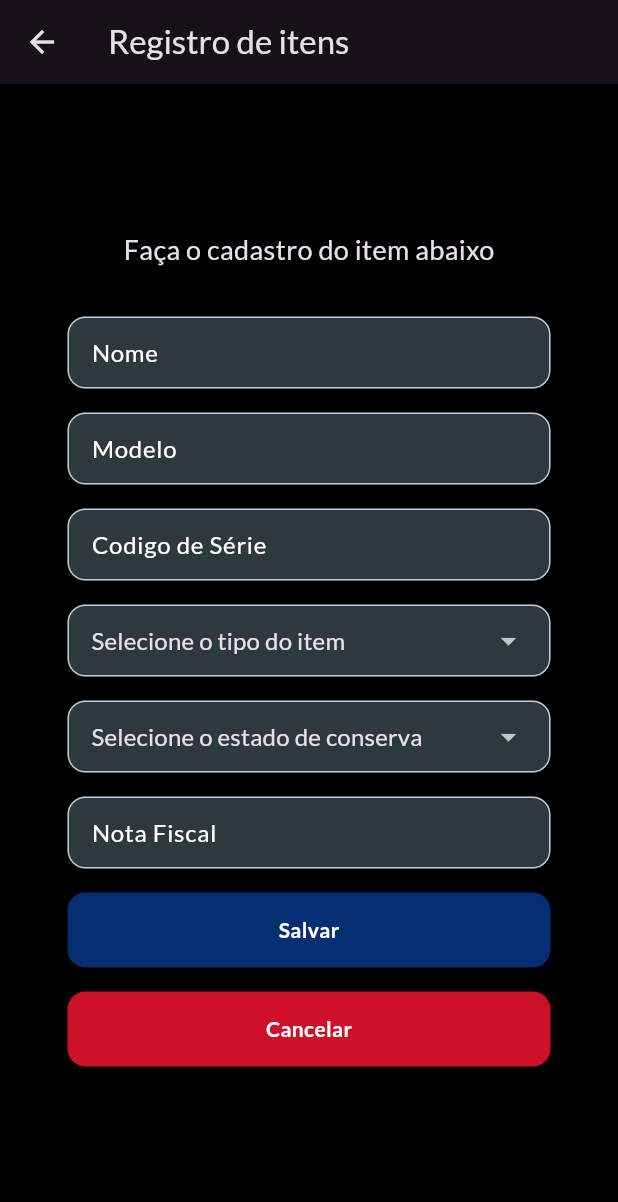
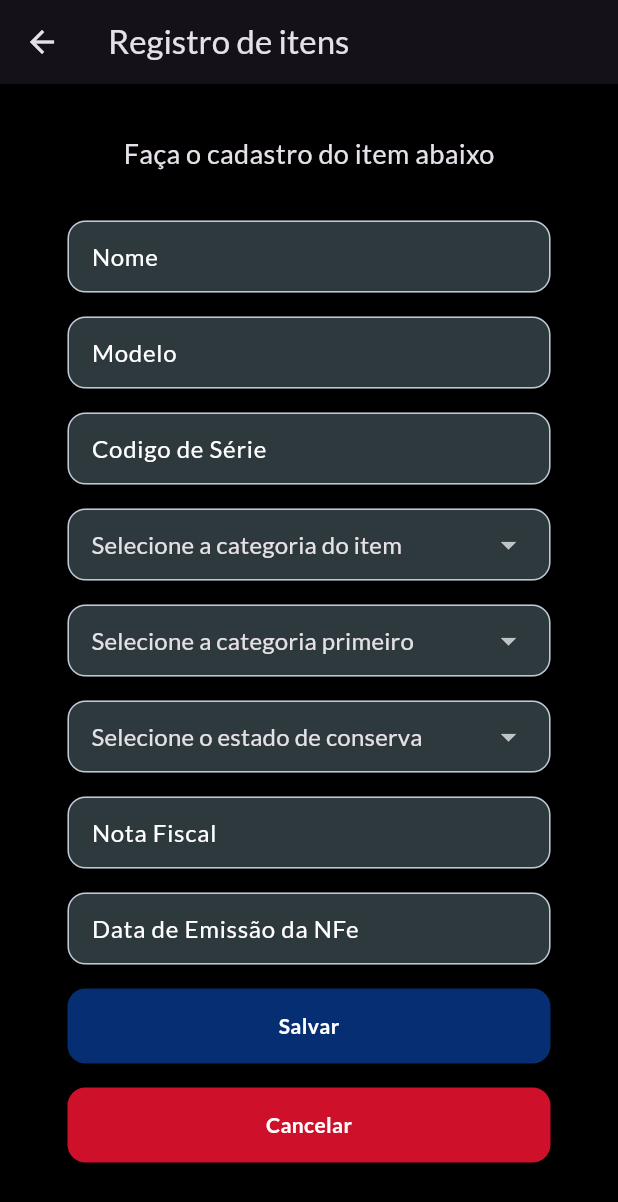
Before and after one commit to israeliarb/property_app, a Flutter app: the screen it shows once a user with an empty profile is signed in, after a tap on "Item", on a phone screen of 412 x 824 dp. Shown: the top 1202 px of the screen. Run offline on Flutter 3.47's test engine with Material 2 defaults, Android fonts, the phone set to English and light mode, and no system bars; our stand-ins replace cloud_firestore, firebase_auth, firebase_core, firebase_storage, google_fonts; accounts and stored records are empty; network calls fail.

Commit message:
feat: adjust item register page

```diff
--- a/lib/models/item_model.dart
+++ b/lib/models/item_model.dart
@@ -3,11 +3,13 @@ class ItemModel {
   final String name;
   final String model;
   final String serial;
+  final String category;
   final String type;
   final String conservation;
   final String nfe;
+  final String nfeDate;
   final String responsibleId;
-  final String responsibleName;
+  String responsibleName;
   final String createdAt;
   final String updatedAt;
   final bool active;
@@ -17,9 +19,11 @@ class ItemModel {
     required this.name,
     required this.model,
     required this.serial,
+    required this.category,
     required this.type,
     required this.conservation,
     required this.nfe,
+    required this.nfeDate,
     required this.responsibleId,
     required this.responsibleName,
     required this.createdAt,
--- a/lib/screens/home_page.dart
+++ b/lib/screens/home_page.dart
@@ -44,7 +44,7 @@ class _HomePageState extends State<HomePage> {
             onPressed: () {
               Navigator.push(
                 context,
-                MaterialPageRoute(builder: (context) => UserRegisterPage()),
+                MaterialPageRoute(builder: (context) => const UserRegisterPage()),
               );
             },
             color: CustomColor.customBlue,
@@ -54,7 +54,7 @@ class _HomePageState extends State<HomePage> {
             onPressed: () {
               Navigator.push(
                 context,
-                MaterialPageRoute(builder: (context) => ItemRegisterPage()),
+                MaterialPageRoute(builder: (context) => const ItemRegisterPage()),
               );
             },
             color: CustomColor.customBlue,
@@ -64,7 +64,7 @@ class _HomePageState extends State<HomePage> {
             onPressed: () {
               Navigator.push(
                 context,
-                MaterialPageRoute(builder: (context) => ItemListPage()),
+                MaterialPageRoute(builder: (context) => const ItemListPage()),
               );
             },
             color: CustomColor.customBlue,
--- a/lib/screens/item_register_page.dart
+++ b/lib/screens/item_register_page.dart
@@ -9,24 +9,28 @@ import 'package:property_app/controllers/item_controller.dart';
 import 'package:intl/intl.dart';
 
 class ItemRegisterPage extends StatefulWidget {
+  const ItemRegisterPage({super.key});
+
   @override
   State<ItemRegisterPage> createState() => _ItemRegisterPageState();
 }
 
 class _ItemRegisterPageState extends State<ItemRegisterPage> {
   //Text controllers
-  String _itemId = ' ';
+  final String _itemId = ' ';
   final _nameController = TextEditingController();
   final _modelController = TextEditingController();
   final _serialController = TextEditingController();
+  final _categoryController = TextEditingController();
   final _typeController = TextEditingController();
   final _conservationController = TextEditingController();
   final _nfeController = TextEditingController();
-  String _responsibleId = ' ';
-  String _responsibleName = ' Sem responsável ';
-  String _createdAt = ' ';
-  String _updatedAt = ' ';
-  bool _active = true;
+  final _nfeDateController = TextEditingController();
+  final String _responsibleId = ' ';
+  final String _responsibleName = ' Sem responsável ';
+  final String _createdAt = ' ';
+  final String _updatedAt = ' ';
+  final bool _active = true;
 
   bool showErrorMessage = false;
 
@@ -35,17 +39,63 @@ class _ItemRegisterPageState extends State<ItemRegisterPage> {
     _nameController.dispose();
     _modelController.dispose();
     _serialController.dispose();
+    _categoryController.dispose();
+    _conservationController.dispose();
     _typeController.dispose();
-    _conservationController.dispose();
+    _nfeController.dispose();
+    _nfeDateController.dispose();
     super.dispose();
   }
+
+  final Map<String, List<String>> categoryToTypes = {
+    'Móveis e utensílios': [
+      'Armário',
+      'Baias',
+      'Cadeira',
+      'Balcão',
+      'Hack',
+      'Mesa',
+      'Microondas',
+      'Móveis Planejados',
+      'Móvel Bar',
+      'Sofás',
+      'Ar Condicionado'
+    ],
+    'Equipamentos de informática': [
+      'Monitor',
+      'Cpu',
+      'Celular',
+      'Tablet',
+      'Nobreak',
+      'Estabilizador',
+      'Impressora',
+      'Notebook',
+      'Macbook',
+      'Televisão',
+      'Retoprojetor',
+      'NETTOP',
+      'Microcomputador',
+      'Mini projetor',
+      'Controlador de Acesso Biométrico',
+      'Leitor Laser'
+    ],
+    'Bens de pequeno valor': [
+      'Mouse',
+      'Teclado',
+      'Headset',
+      'Fones de ouvido',
+      'Cabos',
+      'Fonte de alimentação'
+    ],
+    'Veículos': ['Onix', 'Tracker'],
+  };
 
   @override
   Widget build(BuildContext context) {
     return Scaffold(
       backgroundColor: CustomColor.customBlack,
       appBar: AppBar(
-        title: Text('Registro de itens'),
+        title: const Text('Registro de itens'),
       ),
       body: SafeArea(
         child: Center(
@@ -159,7 +209,55 @@ class _ItemRegisterPageState extends State<ItemRegisterPage> {
 
               const SizedBox(height: SpacingSizes.md_16),
 
-              //Type Dropdown
+              // Category Dropdown
+              Padding(
+                padding:
+                    const EdgeInsets.symmetric(horizontal: CustomSizes.size_45),
+                child: InputDecorator(
+                  decoration: InputDecoration(
+                    filled: true,
+                    fillColor: CustomColor.customDarkGrey,
+                    contentPadding:
+                        const EdgeInsets.symmetric(horizontal: 12.0),
+                    enabledBorder: OutlineInputBorder(
+                      borderSide:
+                          const BorderSide(color: CustomColor.customLightGrey),
+                      borderRadius:
+                          BorderRadius.circular(CustomBorderRadius.md_12),
+                    ),
+                  ),
+                  child: DropdownButtonHideUnderline(
+                    child: DropdownButton<String?>(
+                      value: _categoryController.text.isNotEmpty
+                          ? _categoryController.text
+                          : null,
+                      onChanged: (newValue) {
+                        setState(() {
+                          _categoryController.text = newValue!;
+                          // Limpa o tipo atual ao mudar a categoria
+                          _typeController.text = '';
+                        });
+                      },
+                      items: [
+                        DropdownMenuItem<String>(
+                          value: null,
+                          child: Text('Selecione a categoria do item'),
+                        ),
+                        ...categoryToTypes.keys.map((category) {
+                          return DropdownMenuItem<String>(
+                            value: category,
+                            child: Text(category),
+                          );
+                        }).toList(),
+                      ],
+                    ),
+                  ),
+                ),
+              ),
+
+              const SizedBox(height: SpacingSizes.md_16),
+
+              // Type Dropdown
               Padding(
                 padding:
                     const EdgeInsets.symmetric(horizontal: CustomSizes.size_45),
@@ -186,18 +284,24 @@ class _ItemRegisterPageState extends State<ItemRegisterPage> {
                           _typeController.text = newValue!;
                         });
                       },
-                      items: [
+                      items: _categoryController.text.isNotEmpty
+                          ? [
                               DropdownMenuItem<String>(
                                 value: null,
                                 child: Text('Selecione o tipo do item'),
                               ),
+                              ...categoryToTypes[_categoryController.text]!
+                                  .map((type) {
+                                return DropdownMenuItem<String>(
+                                  value: type,
+                                  child: Text(type),
+                                );
+                              }).toList(),
+                            ]
+                          : [
                               DropdownMenuItem<String>(
-                          value: 'Computador',
-                          child: Text('Computador'),
-                        ),
-                        DropdownMenuItem<String>(
-                          value: 'Notebook',
-                          child: Text('Notebook'),
+                                value: null,
+                                child: Text('Selecione a categoria primeiro'),
                               ),
                             ],
                     ),
@@ -234,7 +338,7 @@ class _ItemRegisterPageState extends State<ItemRegisterPage> {
                           _conservationController.text = newValue!;
                         });
                       },
-                      items: [
+                      items: const [
                         DropdownMenuItem<String>(
                           value: null,
                           child: Text('Selecione o estado de conserva'),
@@ -291,6 +395,38 @@ class _ItemRegisterPageState extends State<ItemRegisterPage> {
 
               const SizedBox(height: SpacingSizes.md_16),
 
+              //NF-E Date TextField
+              Padding(
+                padding:
+                    const EdgeInsets.symmetric(horizontal: CustomSizes.size_45),
+                child: TextField(
+                  controller: _nfeDateController,
+                  style: const TextStyle(color: CustomColor.customWhite),
+                  decoration: InputDecoration(
+                    enabledBorder: OutlineInputBorder(
+                      borderSide:
+                          const BorderSide(color: CustomColor.customLightGrey),
+                      borderRadius:
+                          BorderRadius.circular(CustomBorderRadius.md_12),
+                    ),
+                    focusedBorder: OutlineInputBorder(
+                      borderSide:
+                          const BorderSide(color: CustomColor.customBlue),
+                      borderRadius:
+                          BorderRadius.circular(CustomBorderRadius.md_12),
+                    ),
+                    hintStyle: const TextStyle(color: CustomColor.customWhite),
+                    hintText: 'Data de Emissão da NFe',
+                    filled: true,
+                    fillColor: CustomColor.customDarkGrey,
+                    contentPadding: const EdgeInsets.symmetric(
+                        vertical: 10.0, horizontal: 12.0),
+                  ),
+                ),
+              ),
+
+              const SizedBox(height: SpacingSizes.md_16),
+
               //Save button
               Padding(
                 padding:
@@ -300,6 +436,7 @@ class _ItemRegisterPageState extends State<ItemRegisterPage> {
                     if ((_nameController.text.trim() != "") &&
                         (_modelController.text.trim() != "") &&
                         (_serialController.text.trim() != "") &&
+                        (_categoryController.text.trim() != "") &&
                         (_typeController.text.trim() != "") &&
                         (_conservationController.text.trim() != "") &&
                         (_nfeController.text.trim() != "")) {
@@ -311,9 +448,11 @@ class _ItemRegisterPageState extends State<ItemRegisterPage> {
                         _nameController.text.trim(),
                         _modelController.text.trim(),
                         _serialController.text.trim(),
+                        _categoryController.text.trim(),
                         _typeController.text.trim(),
                         _conservationController.text.trim(),
                         _nfeController.text.trim(),
+                        _nfeDateController.text.trim(),
                         _responsibleId,
                         _responsibleName,
                         formattedDate, // assign formatted timestamp to _createdAt
@@ -326,13 +465,13 @@ class _ItemRegisterPageState extends State<ItemRegisterPage> {
                         context: context,
                         builder: (BuildContext context) {
                           return AlertDialog(
-                            title: Text(
+                            title: const Text(
                               "Erro ao salvar o item",
                               style: TextStyle(
                                 fontSize: FontSize.l,
                               ),
                             ),
-                            content: Text(
+                            content: const Text(
                               "Todos os campos devem ser preenchidos",
                               style: TextStyle(
                                 fontSize: FontSize.sm,
@@ -343,7 +482,7 @@ class _ItemRegisterPageState extends State<ItemRegisterPage> {
                                 onPressed: () {
                                   Navigator.of(context).pop();
                                 },
-                                child: Text("Ok"),
+                                child: const Text("Ok"),
                               )
                             ],
                           );
--- a/lib/screens/login_page.dart
+++ b/lib/screens/login_page.dart
@@ -141,7 +141,7 @@ class _LoginPageState extends State<LoginPage> {
                         Navigator.push(
                           context,
                           MaterialPageRoute(builder: (contex) {
-                            return PasswordRecoveryPage();
+                            return const PasswordRecoveryPage();
                           }),
                         );
                       },
--- a/lib/screens/password_recovery_page.dart
+++ b/lib/screens/password_recovery_page.dart
@@ -30,7 +30,7 @@ class _PasswordRecoveryPageState extends State<PasswordRecoveryPage> {
       showDialog(
         context: context,
         builder: (context) {
-          return AlertDialog(
+          return const AlertDialog(
             content:
                 Text('Link para recuperação da senha foi enviado ao email'),
           );
@@ -102,8 +102,8 @@ class _PasswordRecoveryPageState extends State<PasswordRecoveryPage> {
 
           MaterialButton(
             onPressed: passwordReset,
-            child: Text('Solicitar link para reset de senha'),
             color: CustomColor.customBlue,
+            child: const Text('Solicitar link para reset de senha'),
           )
         ],
       ),
--- a/lib/services/item_list.dart
+++ b/lib/services/item_list.dart
@@ -1,9 +1,9 @@
 import 'package:flutter/material.dart';
 import 'package:cloud_firestore/cloud_firestore.dart';
-import 'package:property_app/controllers/item_controller.dart';
-import 'package:property_app/models/item_model.dart';
 
 class ItemPage extends StatefulWidget {
+  const ItemPage({super.key});
+
   @override
   _ItemPageState createState() => _ItemPageState();
 }
@@ -18,7 +18,7 @@ class _ItemPageState extends State<ItemPage> {
           builder:
               (BuildContext context, AsyncSnapshot<QuerySnapshot> snapshot) {
             if (!snapshot.hasData) {
-              return Center(
+              return const Center(
                 child: CircularProgressIndicator(),
               );
             }
--- a/lib/utils/alert_dialog.dart
+++ b/lib/utils/alert_dialog.dart
@@ -4,7 +4,7 @@ class MyAlertDialog extends StatelessWidget {
   final String title;
   final String content;
 
-  const MyAlertDialog({required this.title, required this.content});
+  const MyAlertDialog({super.key, required this.title, required this.content});
 
   @override
   Widget build(BuildContext context) {
@@ -13,7 +13,7 @@ class MyAlertDialog extends StatelessWidget {
       content: Text(content),
       actions: <Widget>[
         TextButton(
-          child: Text('Confirmar'),
+          child: const Text('Confirmar'),
           onPressed: () {
             Navigator.of(context).pop();
           },
```
Also changed, not shown: lib/controllers/item_controller.dart (+10 -0 lines), lib/screens/item_details.dart (+6 -4 lines), lib/screens/item_list_page.dart (+5 -3 lines), lib/screens/user_register_page.dart (+6 -6 lines), pubspec.lock, 1 other file. Lines whose indentation alone changed are shown as unchanged.
